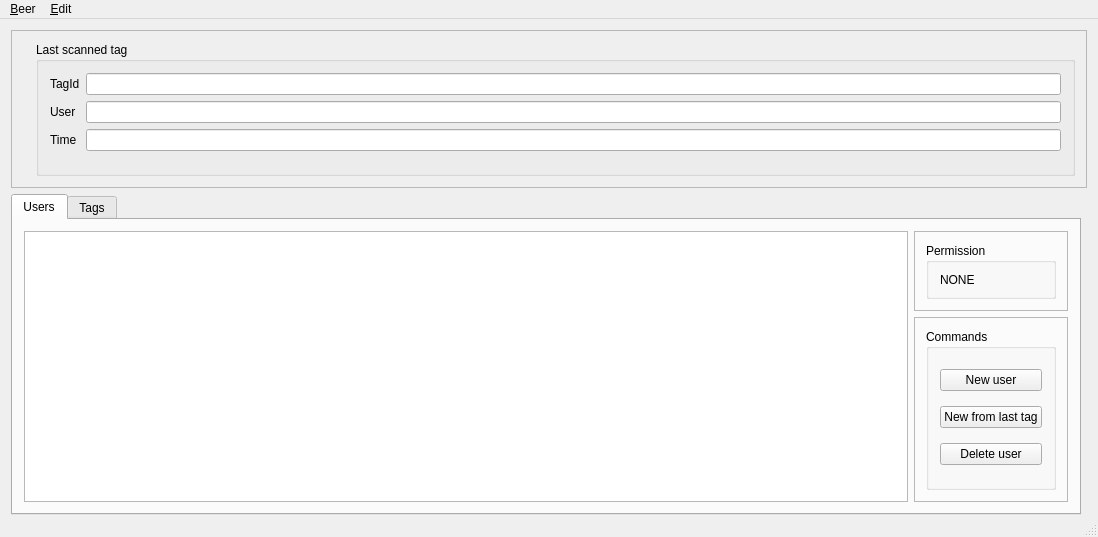
The window that qbeer.ui (elmo2k3/qbeer) describes before a commit, drawn with Qt 5.
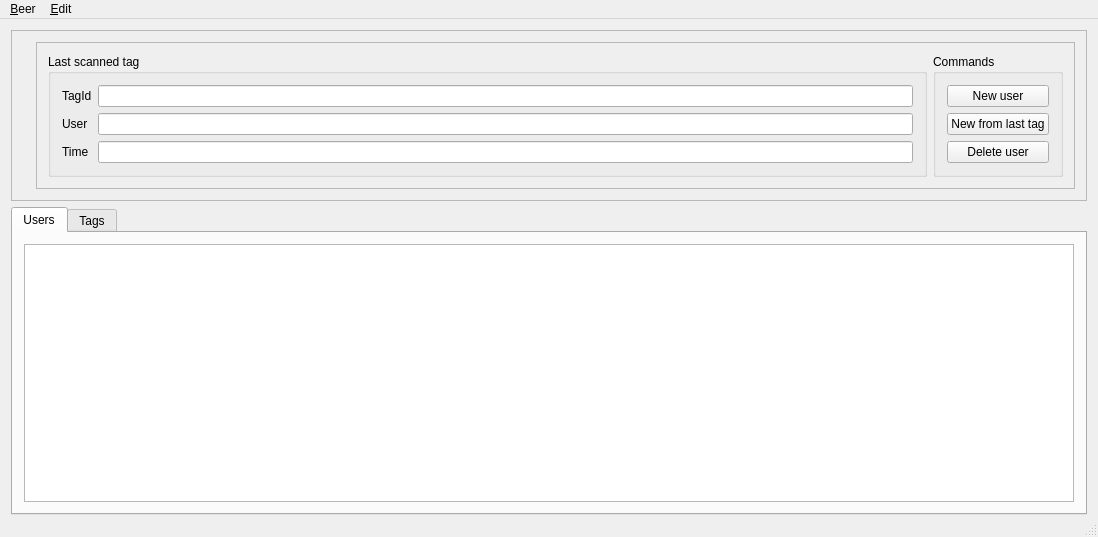
The same window after the commit. Icons and pictures are not drawn.

Commit message: infobox at systray when own tag was scanned

Diff of the .ui file:
```diff
--- a/qbeer.ui
+++ b/qbeer.ui
@@ -20,32 +20,16 @@
    <string>qbeer</string>
   </property>
   <widget class="QWidget" name="centralWidget">
-   <layout class="QGridLayout" name="gridLayout">
+   <layout class="QVBoxLayout" name="verticalLayout">
     <property name="bottomMargin">
      <number>0</number>
     </property>
-    <item row="2" column="0" rowspan="2">
-     <widget class="QTabWidget" name="tabWidget">
-      <property name="enabled">
-       <bool>true</bool>
-      </property>
-      <property name="currentIndex">
-       <number>0</number>
-      </property>
-      <widget class="QWidget" name="tab">
-       <attribute name="title">
-        <string>Users</string>
-       </attribute>
-       <layout class="QGridLayout" name="gridLayout_2">
-        <item row="0" column="0" rowspan="2">
-         <widget class="QTableView" name="tableViewTags"/>
-        </item>
-        <item row="0" column="1">
-         <widget class="QFrame" name="frame_3">
+    <item>
+     <widget class="QFrame" name="frame">
           <property name="maximumSize">
            <size>
             <width>16777215</width>
-            <height>80</height>
+        <height>200</height>
            </size>
           </property>
           <property name="frameShape">
@@ -54,33 +38,30 @@
           <property name="frameShadow">
            <enum>QFrame::Raised</enum>
           </property>
-          <layout class="QVBoxLayout" name="verticalLayout_5">
-           <item>
-            <widget class="QGroupBox" name="groupBox_3">
-             <property name="title">
-              <string>Permission</string>
-             </property>
-             <layout class="QVBoxLayout" name="verticalLayout_6">
-              <item>
-               <widget class="QLabel" name="labelPermission">
+      <layout class="QGridLayout" name="gridLayout_3">
+       <item row="0" column="0">
+        <widget class="QLabel" name="label">
+         <property name="sizePolicy">
+          <sizepolicy hsizetype="Preferred" vsizetype="Preferred">
+           <horstretch>0</horstretch>
+           <verstretch>0</verstretch>
+          </sizepolicy>
+         </property>
+         <property name="maximumSize">
+          <size>
+           <width>16777215</width>
+           <height>100</height>
+          </size>
+         </property>
                 <property name="text">
-                 <string>NONE</string>
-                </property>
-                <property name="scaledContents">
-                 <bool>false</bool>
-                </property>
-                <property name="alignment">
-                 <set>Qt::AlignLeading|Qt::AlignLeft|Qt::AlignVCenter</set>
-                </property>
-               </widget>
-              </item>
-             </layout>
-            </widget>
-           </item>
-          </layout>
-         </widget>
-        </item>
-        <item row="1" column="1">
+          <string/>
+         </property>
+         <property name="pixmap">
+          <pixmap resource="res.qrc">:/pics/res/Beernary_counter_600.png</pixmap>
+         </property>
+        </widget>
+       </item>
+       <item row="0" column="3">
          <widget class="QFrame" name="frame_2">
           <property name="minimumSize">
            <size>
@@ -94,8 +75,8 @@
           <property name="frameShadow">
            <enum>QFrame::Raised</enum>
           </property>
-          <layout class="QVBoxLayout" name="verticalLayout">
-           <item>
+         <layout class="QGridLayout" name="gridLayout_4">
+          <item row="1" column="1">
             <widget class="QGroupBox" name="groupBox_2">
              <property name="title">
               <string>Commands</string>
@@ -125,48 +106,15 @@
              </layout>
             </widget>
            </item>
-          </layout>
-         </widget>
-        </item>
-       </layout>
-      </widget>
-      <widget class="QWidget" name="tab_2">
-       <attribute name="title">
-        <string>Tags</string>
-       </attribute>
-       <layout class="QVBoxLayout" name="verticalLayout_3">
-        <item>
-         <widget class="QTreeView" name="treeViewTags"/>
-        </item>
-       </layout>
-      </widget>
-     </widget>
-    </item>
-    <item row="0" column="0" colspan="2">
-     <widget class="QFrame" name="frame">
-      <property name="frameShape">
-       <enum>QFrame::StyledPanel</enum>
-      </property>
-      <property name="frameShadow">
-       <enum>QFrame::Raised</enum>
-      </property>
-      <layout class="QHBoxLayout" name="horizontalLayout">
-       <item>
-        <widget class="QLabel" name="label">
-         <property name="text">
-          <string/>
-         </property>
-         <property name="pixmap">
-          <pixmap resource="res.qrc">:/pics/res/Beernary_counter_600.png</pixmap>
-         </property>
-        </widget>
-       </item>
-       <item>
+          <item row="1" column="0">
         <widget class="QGroupBox" name="groupBox">
          <property name="title">
           <string>Last scanned tag</string>
          </property>
          <layout class="QFormLayout" name="formLayout">
+             <property name="fieldGrowthPolicy">
+              <enum>QFormLayout::AllNonFixedFieldsGrow</enum>
+             </property>
           <item row="0" column="0">
            <widget class="QLabel" name="label_2">
             <property name="text">
@@ -216,6 +164,39 @@
         </widget>
        </item>
       </layout>
+        </widget>
+       </item>
+      </layout>
+     </widget>
+    </item>
+    <item>
+     <widget class="QTabWidget" name="tabWidget">
+      <property name="enabled">
+       <bool>true</bool>
+      </property>
+      <property name="currentIndex">
+       <number>0</number>
+      </property>
+      <widget class="QWidget" name="tab">
+       <attribute name="title">
+        <string>Users</string>
+       </attribute>
+       <layout class="QGridLayout" name="gridLayout_2">
+        <item row="0" column="0" rowspan="2">
+         <widget class="QTableView" name="tableViewTags"/>
+        </item>
+       </layout>
+      </widget>
+      <widget class="QWidget" name="tab_2">
+       <attribute name="title">
+        <string>Tags</string>
+       </attribute>
+       <layout class="QVBoxLayout" name="verticalLayout_3">
+        <item>
+         <widget class="QTreeView" name="treeViewTags"/>
+        </item>
+       </layout>
+      </widget>
      </widget>
     </item>
    </layout>
```
Lines whose indentation alone changed are shown as unchanged. The commit also changes 1 other file.
